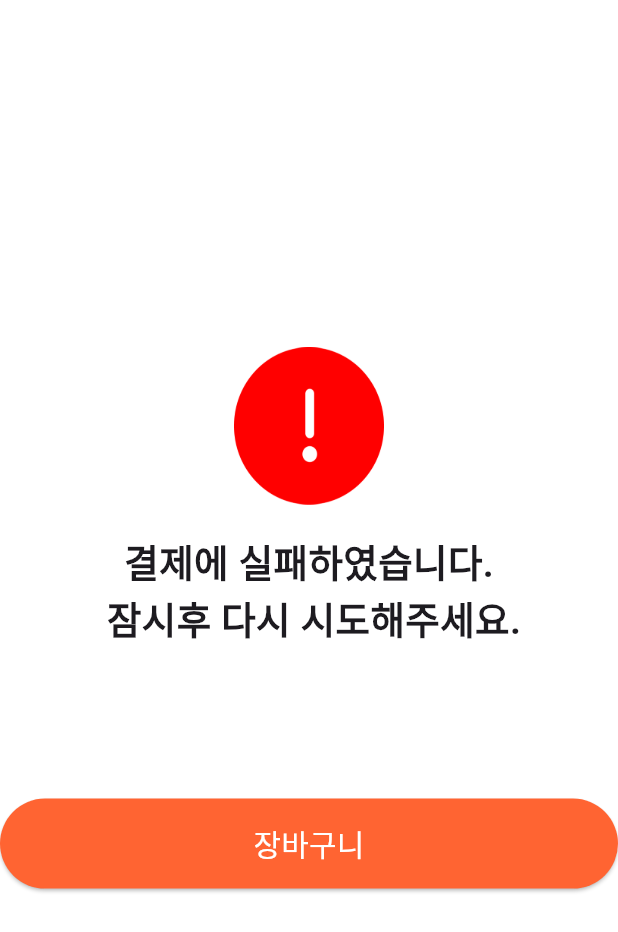
After one commit to dojinss/freeorder_flutter, a Flutter app: the PaymentFailScreen screen opened by its route, on a phone screen of 412 x 824 dp. The commit adds this screen. Shown: the top 932 px of the screen. Run offline on Flutter 3.47's test engine with Material 3 defaults, Android fonts, the light colour scheme and no system bars; our stand-ins replace cached_network_image, dio.

Commit message:
결제 실패 UI

```diff
--- a/lib/main.dart
+++ b/lib/main.dart
@@ -5,6 +5,7 @@ import 'package:freeorder_flutter/screens/menu/menu_detail_screen.dart';
 import 'package:freeorder_flutter/screens/menu/menu_screen.dart';
 import 'package:freeorder_flutter/screens/order/order_detail_screen.dart';
 import 'package:freeorder_flutter/screens/order/order_screen.dart';
+import 'package:freeorder_flutter/screens/payment/payment_fail_screen.dart';
 import 'package:freeorder_flutter/screens/payment/payment_screen.dart';
 
 // 전역 설정 클래스...
@@ -45,7 +46,8 @@ class MyApp extends StatelessWidget {
         '/cart/list': (context) => const CartScreen(),
         '/order/list': (context) => const OrderScreen(),
         '/order/detail': (context) => const OrderDetailScreen(),
-        '/payment/pay': (context) => const PaymentScreen(),
+        '/payment/pay/success': (context) => const PaymentSuccessScreen(),
+        '/payment/pay/fail': (context) => const PaymentFailScreen(),
       },
     );
   }
--- /dev/null
+++ b/lib/screens/payment/payment_fail_screen.dart
@@ -0,0 +1,44 @@
+import 'package:flutter/material.dart';
+
+class PaymentFailScreen extends StatefulWidget {
+  const PaymentFailScreen({super.key});
+
+  @override
+  State<PaymentFailScreen> createState() => _PaymentScreenState();
+}
+
+class _PaymentScreenState extends State<PaymentFailScreen> {
+  @override
+  Widget build(BuildContext context) {
+    return Scaffold(
+      body: Center(
+        child: Column(
+          mainAxisAlignment: MainAxisAlignment.center,
+          children: [
+            Image(image: AssetImage("images/payFail.png"), width: 100),
+            SizedBox(height: 20),
+            Text(
+              "결제에 실패하였습니다.",
+              style: TextStyle(fontSize: 25, fontWeight: FontWeight.bold),
+            ),
+            Text(
+              " 잠시후 다시 시도해주세요.",
+              style: TextStyle(fontSize: 25, fontWeight: FontWeight.bold),
+            ),
+            SizedBox(height: 100),
+            ElevatedButton(
+              onPressed: () {
+                Navigator.pushReplacementNamed(context, "/cart/list");
+              },
+              style: ElevatedButton.styleFrom(
+                backgroundColor: Color.fromARGB(255, 255, 100, 50),
+                minimumSize: const Size(double.infinity, 60),
+              ),
+              child: const Text("장바구니", style: TextStyle(fontSize: 20, color: Colors.white)),
+            ),
+          ],
+        ),
+      ),
+    );
+  }
+}
```
Also changed, not shown: lib/screens/payment/payment_screen.dart (+4 -4 lines), images/no-image.png (deleted), images/payFail.png (added).
